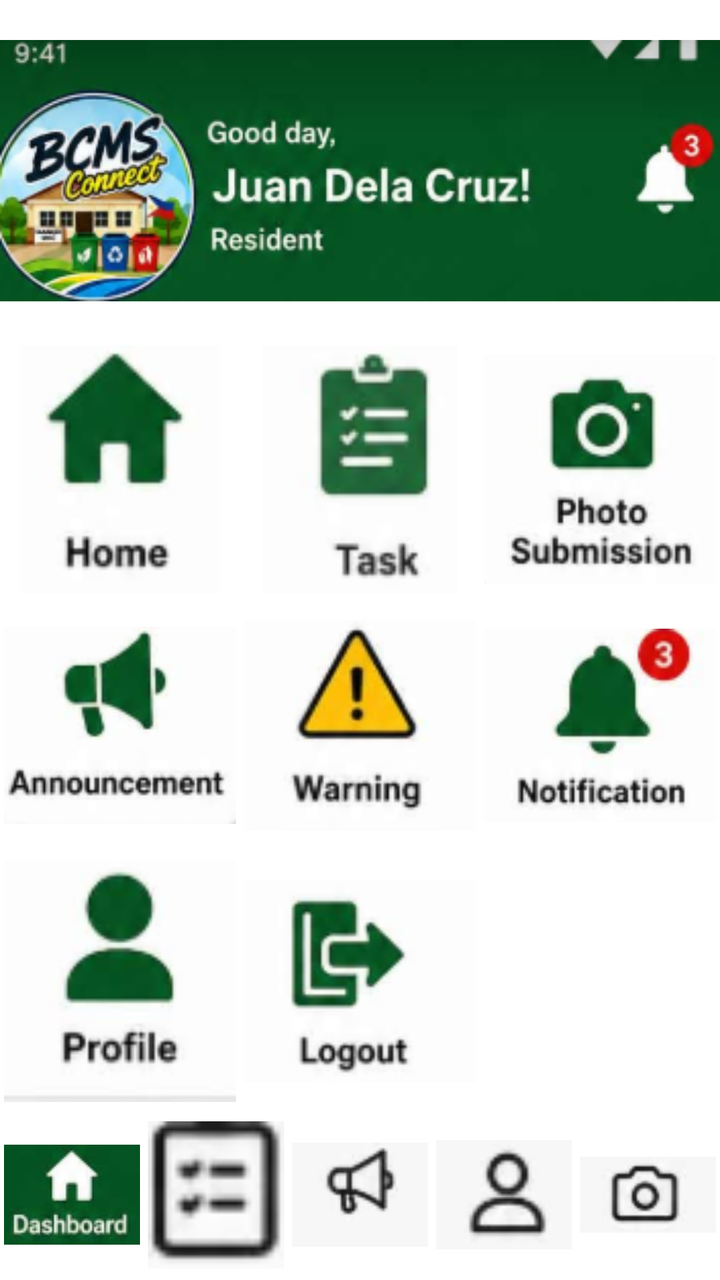
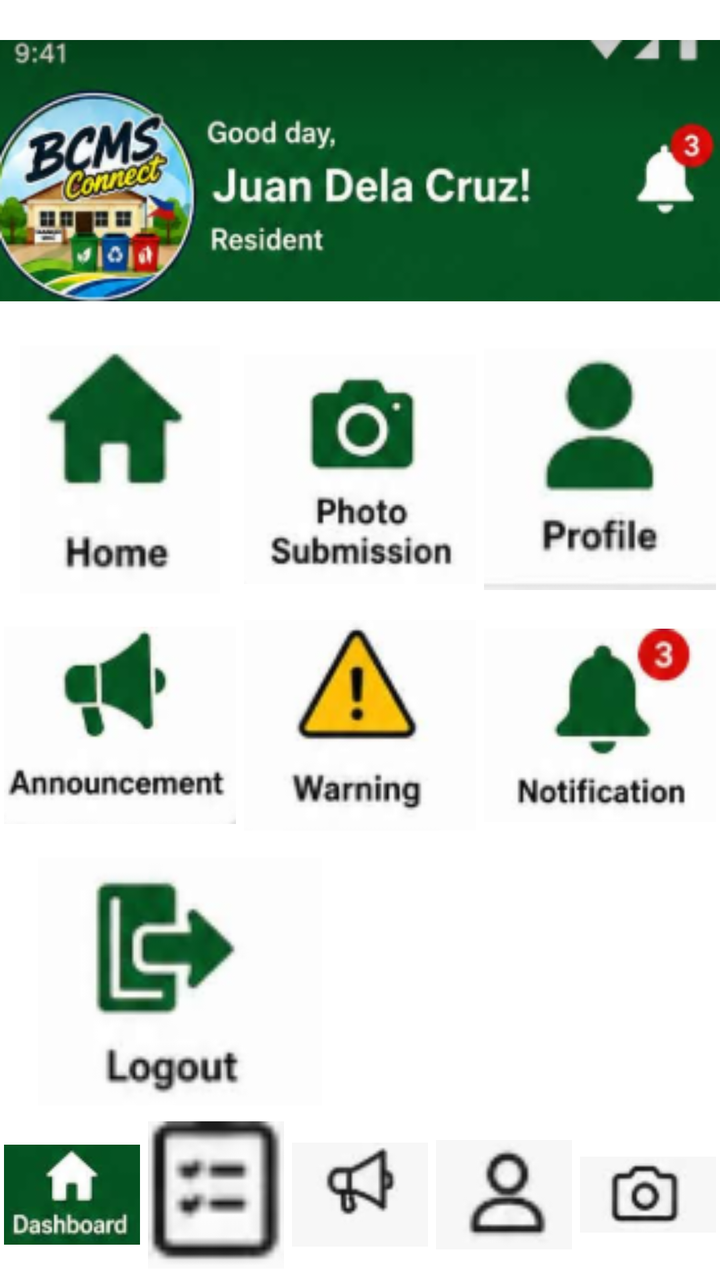

An Android layout rendered at two revisions. The XML below is the earlier revision; the diff shows what the commit changed to produce the second picture.
<!-- AndroidManifest.xml: application theme Theme.BCMSCONNECT -->
<!-- res/layout/activity_dash_board.xml -->
<?xml version="1.0" encoding="utf-8"?>
<androidx.constraintlayout.widget.ConstraintLayout xmlns:android="http://schemas.android.com/apk/res/android"
    xmlns:app="http://schemas.android.com/apk/res-auto"
    xmlns:tools="http://schemas.android.com/tools"
    android:id="@+id/main"
    android:layout_width="match_parent"
    android:layout_height="match_parent"
    tools:context=".DashBoard">

    

    <LinearLayout
        android:layout_width="match_parent"
        android:layout_height="match_parent"
        android:orientation="vertical"
        android:background="#FFFFFF"
        android:padding="0dp">

        
        <ImageView
            android:id="@+id/imageView6"
            android:layout_width="match_parent"
            android:layout_height="0dp"
            android:layout_weight="2"
            android:src="@drawable/img_29"
            android:scaleType="fitCenter"
            android:contentDescription="Dashboard header" />

        

        
        <LinearLayout
            android:layout_width="match_parent"
            android:layout_height="0dp"
            android:layout_weight="1.5"
            android:orientation="horizontal"
            android:gravity="center">

            <ImageButton
                android:id="@+id/imageButton2"
                android:layout_width="0dp"
                android:layout_height="match_parent"
                android:layout_weight="1"
                android:padding="2dp"
                android:background="@android:color/transparent"
                android:scaleType="fitCenter"
                android:src="@drawable/img_1"
                android:contentDescription="Home" />

            <ImageButton
                android:id="@+id/imageButton15"
                android:layout_width="0dp"
                android:layout_height="match_parent"
                android:layout_weight="1"
                android:padding="2dp"
                android:background="@android:color/transparent"
                android:scaleType="fitCenter"
                android:src="@drawable/img_2"
                android:contentDescription="Task" />

            <ImageButton
                android:id="@+id/imageButton16"
                android:layout_width="0dp"
                android:layout_height="match_parent"
                android:layout_weight="1"
                android:padding="2dp"
                android:background="@android:color/transparent"
                android:scaleType="fitCenter"
                android:src="@drawable/img_3"
                android:contentDescription="Photo submission" />
        </LinearLayout>

        
        <LinearLayout
            android:layout_width="match_parent"
            android:layout_height="0dp"
            android:layout_weight="1.5"
            android:orientation="horizontal"
            android:gravity="center">

            <ImageButton
                android:id="@+id/imageButton17"
                android:layout_width="0dp"
                android:layout_height="match_parent"
                android:layout_weight="1"
                android:padding="2dp"
                android:background="@android:color/transparent"
                android:scaleType="fitCenter"
                android:src="@drawable/img_4"
                android:contentDescription="Announcement" />

            <ImageButton
                android:id="@+id/imageButton18"
                android:layout_width="0dp"
                android:layout_height="match_parent"
                android:layout_weight="1"
                android:background="@android:color/transparent"
                android:contentDescription="Warning"
                android:padding="2dp"
                android:scaleType="fitCenter"
                android:src="@drawable/img_5" />

            <ImageButton
                android:id="@+id/imageButton19"
                android:layout_width="0dp"
                android:layout_height="match_parent"
                android:layout_weight="1"
                android:padding="2dp"
                android:background="@android:color/transparent"
                android:scaleType="fitCenter"
                android:src="@drawable/img_8"
                android:contentDescription="Notification" />
        </LinearLayout>

        
        <LinearLayout
            android:layout_width="match_parent"
            android:layout_height="0dp"
            android:layout_weight="1.5"
            android:orientation="horizontal"
            android:gravity="center">

            <ImageButton
                android:id="@+id/imageButton20"
                android:layout_width="0dp"
                android:layout_height="match_parent"
                android:layout_weight="1"
                android:padding="2dp"
                android:background="@android:color/transparent"
                android:scaleType="fitCenter"
                android:src="@drawable/img_7"
                android:contentDescription="Profile" />

            <ImageButton
                android:id="@+id/imageButton21"
                android:layout_width="0dp"
                android:layout_height="match_parent"
                android:layout_weight="1"
                android:background="@android:color/transparent"
                android:contentDescription="Logout"
                android:padding="2dp"
                android:scaleType="fitCenter"
                android:src="@drawable/img_6" />

            <View
                android:layout_width="0dp"
                android:layout_height="match_parent"
                android:layout_weight="1" />
        </LinearLayout>

        
        <LinearLayout
            android:layout_width="match_parent"
            android:layout_height="0dp"
            android:layout_weight="1"
            android:orientation="horizontal"
            android:gravity="center">

            <ImageButton
                android:id="@+id/imageButton22"
                android:layout_width="0dp"
                android:layout_height="match_parent"
                android:layout_weight="1"
                android:padding="2dp"
                android:background="@android:color/transparent"
                android:scaleType="fitCenter"
                android:src="@drawable/img_9"
                android:contentDescription="Dashboard tab" />

            <ImageButton
                android:id="@+id/imageButton23"
                android:layout_width="0dp"
                android:layout_height="match_parent"
                android:layout_weight="1"
                android:padding="2dp"
                android:background="@android:color/transparent"
                android:scaleType="fitCenter"
                android:src="@drawable/img_18"
                android:contentDescription="Tasks tab" />

            <ImageButton
                android:id="@+id/imageButton25"
                android:layout_width="0dp"
                android:layout_height="match_parent"
                android:layout_weight="1"
                android:padding="2dp"
                android:background="@android:color/transparent"
                android:scaleType="fitCenter"
                android:src="@drawable/img_11"
                android:contentDescription="Camera tab" />

            <ImageButton
                android:id="@+id/imageButton26"
                android:layout_width="0dp"
                android:layout_height="match_parent"
                android:layout_weight="1"
                android:padding="2dp"
                android:background="@android:color/transparent"
                android:scaleType="fitCenter"
                android:src="@drawable/img_13"
                android:contentDescription="Announcements tab" />

            <ImageButton
                android:id="@+id/imageButton27"
                android:layout_width="0dp"
                android:layout_height="match_parent"
                android:layout_weight="1"
                android:padding="2dp"
                android:background="@android:color/transparent"
                android:scaleType="fitCenter"
                android:src="@drawable/img_12"
                android:contentDescription="Profile tab" />

        </LinearLayout>

    </LinearLayout>
</androidx.constraintlayout.widget.ConstraintLayout>
<!-- resources referenced by this layout -->
<resources>
  <!-- drawable img_1: png bitmap (drawable, 5902 bytes) -->
  <!-- drawable img_11: png bitmap (drawable, 1443 bytes) -->
  <!-- drawable img_12: png bitmap (drawable, 1741 bytes) -->
  <!-- drawable img_13: png bitmap (drawable, 1348 bytes) -->
  <!-- drawable img_18: png bitmap (drawable, 1212 bytes) -->
  <!-- drawable img_2: png bitmap (drawable, 6271 bytes) -->
  <!-- drawable img_29: png bitmap (drawable, 63890 bytes) -->
  <!-- drawable img_3: png bitmap (drawable, 8573 bytes) -->
  <!-- drawable img_4: png bitmap (drawable, 7485 bytes) -->
  <!-- drawable img_5: png bitmap (drawable, 6885 bytes) -->
  <!-- drawable img_6: png bitmap (drawable, 6548 bytes) -->
  <!-- drawable img_7: png bitmap (drawable, 5610 bytes) -->
  <!-- drawable img_8: png bitmap (drawable, 8498 bytes) -->
  <!-- drawable img_9: png bitmap (drawable, 6595 bytes) -->
  <style name="Theme.BCMSCONNECT" parent="Theme.MaterialComponents.DayNight.DarkActionBar">
          
          <item name="colorPrimary">@color/purple_500</item>
          <item name="colorPrimaryVariant">@color/purple_700</item>
          <item name="colorOnPrimary">@color/white</item>
          
          <item name="colorSecondary">@color/teal_200</item>
          <item name="colorSecondaryVariant">@color/teal_700</item>
          <item name="colorOnSecondary">@color/black</item>
          
          <item name="android:statusBarColor">?attr/colorPrimaryVariant</item>
          
      </style>
  <color name="purple_500">#FF6200EE</color>
  <color name="purple_700">#FF3700B3</color>
  <color name="white">#FFFFFFFF</color>
  <color name="teal_200">#FF03DAC5</color>
  <color name="teal_700">#FF018786</color>
  <color name="black">#FF000000</color>
</resources>

<!-- the commit's change to res/layout/activity_dash_board.xml (unified diff, before → after) -->
@@ -48,17 +48,6 @@
                 android:contentDescription="Home" />
 
             <ImageButton
-                android:id="@+id/imageButton15"
-                android:layout_width="0dp"
-                android:layout_height="match_parent"
-                android:layout_weight="1"
-                android:padding="2dp"
-                android:background="@android:color/transparent"
-                android:scaleType="fitCenter"
-                android:src="@drawable/img_2"
-                android:contentDescription="Task" />
-
-            <ImageButton
                 android:id="@+id/imageButton16"
                 android:layout_width="0dp"
                 android:layout_height="match_parent"
@@ -68,6 +57,17 @@
                 android:scaleType="fitCenter"
                 android:src="@drawable/img_3"
                 android:contentDescription="Photo submission" />
+
+            <ImageButton
+                android:id="@+id/imageButton20"
+                android:layout_width="0dp"
+                android:layout_height="match_parent"
+                android:layout_weight="1"
+                android:background="@android:color/transparent"
+                android:contentDescription="Profile"
+                android:padding="2dp"
+                android:scaleType="fitCenter"
+                android:src="@drawable/img_7" />
         </LinearLayout>
 
         
@@ -121,17 +121,6 @@
             android:gravity="center">
 
             <ImageButton
-                android:id="@+id/imageButton20"
-                android:layout_width="0dp"
-                android:layout_height="match_parent"
-                android:layout_weight="1"
-                android:padding="2dp"
-                android:background="@android:color/transparent"
-                android:scaleType="fitCenter"
-                android:src="@drawable/img_7"
-                android:contentDescription="Profile" />
-
-            <ImageButton
                 android:id="@+id/imageButton21"
                 android:layout_width="0dp"
                 android:layout_height="match_parent"
<!-- resource entries referenced after the edit -->
@@ -5,7 +5,6 @@
   <!-- drawable img_12: png bitmap (drawable, 1741 bytes) -->
   <!-- drawable img_13: png bitmap (drawable, 1348 bytes) -->
   <!-- drawable img_18: png bitmap (drawable, 1212 bytes) -->
-  <!-- drawable img_2: png bitmap (drawable, 6271 bytes) -->
   <!-- drawable img_29: png bitmap (drawable, 63890 bytes) -->
   <!-- drawable img_3: png bitmap (drawable, 8573 bytes) -->
   <!-- drawable img_4: png bitmap (drawable, 7485 bytes) -->
